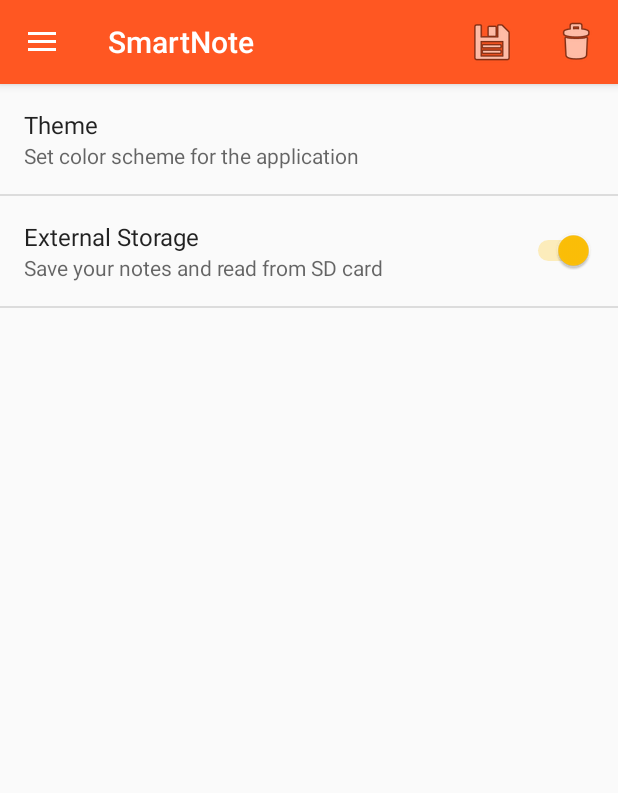
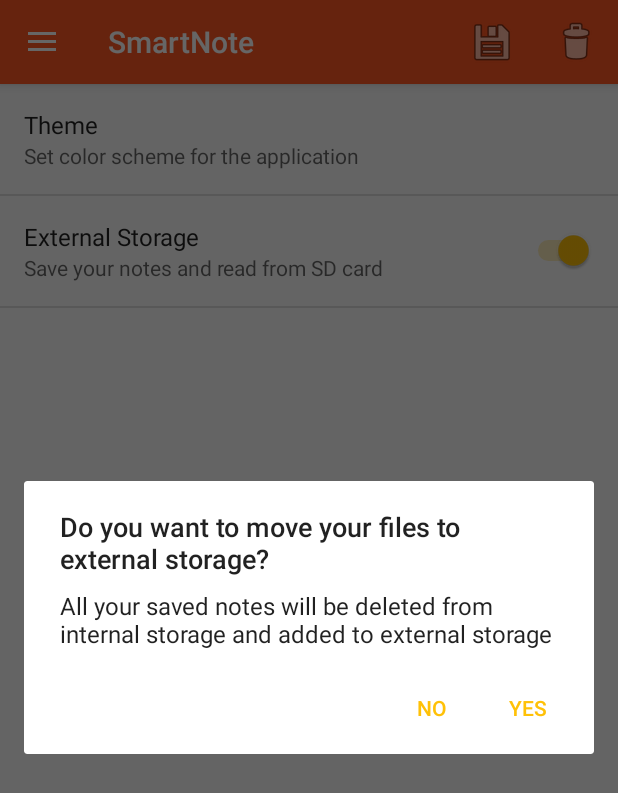
Before and after one commit to dawidrogowicz/SmartNote, an Android app: the fragment SettingsFragment placed in its activity, after a tap on "External Storage", on a phone screen of 412 x 824 dp. Shown: the top 793 px of the screen. Run offline under Robolectric (Android 15) with nearby library versions, the phone set to English and light mode, and no system bars.

Commit message:
added moving all files to ext/int storage if preference was changed

```diff
--- a/app/src/main/java/com/rogowiczdawid/smartnote/Fragments/SettingsFragment.java
+++ b/app/src/main/java/com/rogowiczdawid/smartnote/Fragments/SettingsFragment.java
@@ -1,5 +1,6 @@
 package com.rogowiczdawid.smartnote.Fragments;
 
+import android.content.DialogInterface;
 import android.content.Intent;
 import android.content.SharedPreferences;
 import android.os.Bundle;
@@ -7,8 +8,14 @@ import android.preference.Preference;
 import android.preference.PreferenceFragment;
 import android.preference.PreferenceManager;
 import android.support.annotation.Nullable;
+import android.support.v7.app.AlertDialog;
+import android.widget.Toast;
 
+import com.rogowiczdawid.smartnote.Note;
 import com.rogowiczdawid.smartnote.R;
+import com.rogowiczdawid.smartnote.Utilities;
+
+import java.util.ArrayList;
 
 public class SettingsFragment extends PreferenceFragment {
 
@@ -19,15 +26,51 @@ public class SettingsFragment extends PreferenceFragment {
     SharedPreferences.OnSharedPreferenceChangeListener preferenceChangeListener = new SharedPreferences.OnSharedPreferenceChangeListener() {
         @Override
         public void onSharedPreferenceChanged(SharedPreferences sharedPreferences, String s) {
-            if (s.equals(THEME_KEY)) {
-                Preference themePreference = findPreference(s);
-                themePreference.setSummary(sharedPreferences.getString(s, ""));
+            switch (s) {
+                case THEME_KEY:
+                    Preference themePreference = findPreference(s);
+                    themePreference.setSummary(sharedPreferences.getString(s, ""));
+                    getActivity().finish();
+                    getActivity().startActivity(new Intent(getActivity(), getActivity().getClass()));
+                    break;
+                case EXTERNAL_KEY:
+                    final SharedPreferences preferences = PreferenceManager.getDefaultSharedPreferences(getActivity());
 
-                getActivity().finish();
-                getActivity().startActivity(new Intent(getActivity(), getActivity().getClass()));
-            } else if (s.equals(EXTERNAL_KEY)) {
-                SharedPreferences preferences = PreferenceManager.getDefaultSharedPreferences(getActivity());
-                write_to_external = preferences.getBoolean("pref_storage_dir", false);
+                    String move_to, move_from;
+                    if (write_to_external) {
+                        move_to = "internal storage";
+                        move_from = "external storage";
+                    } else {
+                        move_to = "external storage";
+                        move_from = "internal storage";
+                    }
+
+                    AlertDialog.Builder builder = new AlertDialog.Builder(getActivity());
+                    builder.setTitle("Do you want to move your files to " + move_to + "?")
+                            .setMessage("All your saved notes will be deleted from "
+                                    + move_from + " and added to " + move_to)
+                            .setPositiveButton(R.string.yes, new DialogInterface.OnClickListener() {
+                                @Override
+                                public void onClick(DialogInterface dialogInterface, int i) {
+                                    ArrayList<Note> temp_list = Utilities.getNotes(getActivity());
+                                    for (Note n : temp_list) {
+                                        if (!Utilities.onDeleteNote(n.getTitle(), getActivity()))
+                                            Toast.makeText(getActivity(), R.string.couldnt_delete, Toast.LENGTH_SHORT).show();
+                                    }
+                                    write_to_external = preferences.getBoolean("pref_storage_dir", false);
+                                    for (Note n : temp_list) {
+                                        if (!Utilities.onSaveNote(n, getActivity()))
+                                            Toast.makeText(getActivity(), "couldn't save file", Toast.LENGTH_SHORT).show();
+                                    }
+                                }
+                            })
+                            .setNegativeButton(R.string.no, new DialogInterface.OnClickListener() {
+                                @Override
+                                public void onClick(DialogInterface dialogInterface, int i) {
+                                    write_to_external = preferences.getBoolean("pref_storage_dir", false);
+                                }
+                            }).show();
+                    break;
             }
         }
     };
--- a/app/src/main/res/layout/nav_header_main.xml
+++ b/app/src/main/res/layout/nav_header_main.xml
@@ -25,13 +25,13 @@
         android:layout_width="match_parent"
         android:layout_height="wrap_content"
         android:paddingTop="@dimen/nav_header_vertical_spacing"
-        android:text="Android Studio"
+        android:text="@string/username"
         android:textAppearance="@style/TextAppearance.AppCompat.Body1" />
 
     <TextView
         android:id="@+id/nav_user_mail"
         android:layout_width="wrap_content"
         android:layout_height="wrap_content"
-        android:text="android.studio@android.com" />
+        android:text="@string/sample_mail" />
 
 </LinearLayout>
--- a/app/src/main/res/menu/activity_main_drawer.xml
+++ b/app/src/main/res/menu/activity_main_drawer.xml
@@ -3,7 +3,8 @@
 
     <group
         android:id="@+id/drawer_primary_group"
-        android:checkableBehavior="single">
+        android:checkableBehavior="single"
+        android:orderInCategory="1">
 
         <item
             android:id="@+id/nav_todo"
@@ -24,21 +25,24 @@
 
     <group
         android:id="@+id/drawer_secondary_group"
+        android:orderInCategory="2"
         android:visible="false">
 
         <item
             android:id="@+id/nav_sign_in"
             android:icon="@drawable/googleg_standard_color_18"
             android:onClick="onMenuItemClick"
+            android:orderInCategory="665"
             android:title="@string/sign_in" />
 
         <item
             android:id="@+id/nav_sign_out"
             android:onClick="onMenuItemClick"
+            android:orderInCategory="666"
             android:title="@string/sign_out" />
 
     </group>
-
+    <group android:orderInCategory="666">
         <item android:title="@string/communicate">
             <menu>
                 <item
@@ -52,5 +56,6 @@
                     android:title="@string/action_settings" />
             </menu>
         </item>
+    </group>
 
 </menu>
--- a/app/src/main/res/values/strings.xml
+++ b/app/src/main/res/values/strings.xml
@@ -36,4 +36,6 @@
     <string name="text">Text</string>
     <string name="sign_in">Sign in</string>
     <string name="sign_out">Sign out</string>
+    <string name="sample_mail">sample.user@android.com</string>
+    <string name="username">Username</string>
 </resources>
```
Also changed, not shown: app/src/main/java/com/rogowiczdawid/smartnote/MainActivity.java (+35 -8 lines), app/src/main/java/com/rogowiczdawid/smartnote/Utilities.java (+7 -2 lines). Lines whose indentation alone changed are shown as unchanged.
